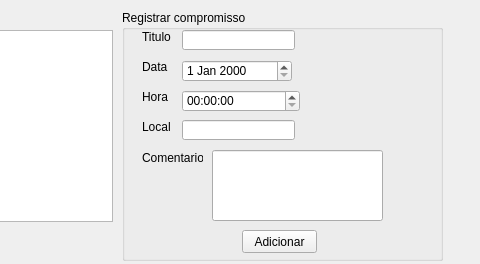
First picture: the form in agendaCompromisso/calendariocompromissos.ui, repository SejaQoxumQuiser/AgendaCompromissos, before the edit; both pictures show x 618 to 1098 and y 0 to 264 of the 1098 by 264 pixel window.
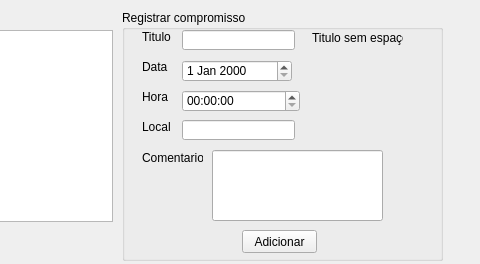
Second picture: the form after the edit.

Diff of the .ui file:
```diff
--- a/agendaCompromisso/calendariocompromissos.ui
+++ b/agendaCompromisso/calendariocompromissos.ui
@@ -195,6 +195,19 @@
      <string>Data</string>
     </property>
    </widget>
+   <widget class="QLabel" name="label">
+    <property name="geometry">
+     <rect>
+      <x>190</x>
+      <y>20</y>
+      <width>91</width>
+      <height>16</height>
+     </rect>
+    </property>
+    <property name="text">
+     <string>Titulo sem espaço</string>
+    </property>
+   </widget>
   </widget>
   <widget class="QListWidget" name="listWidget">
    <property name="geometry">
```
